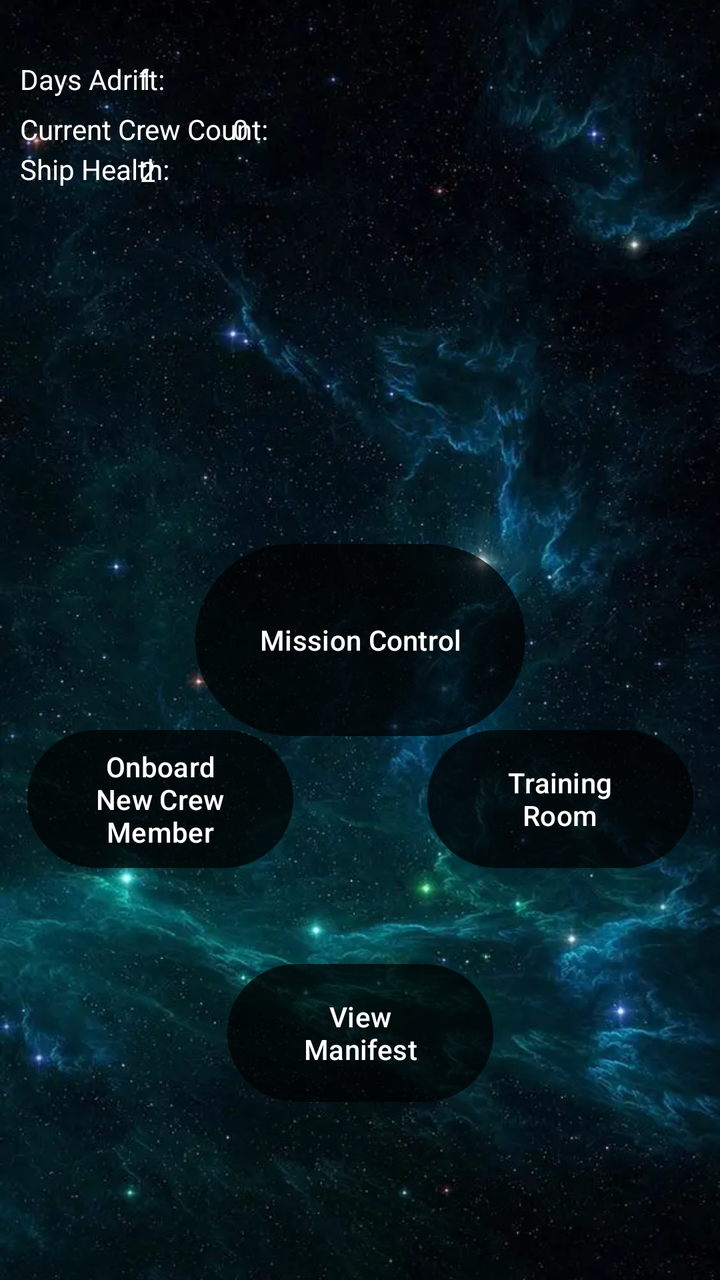
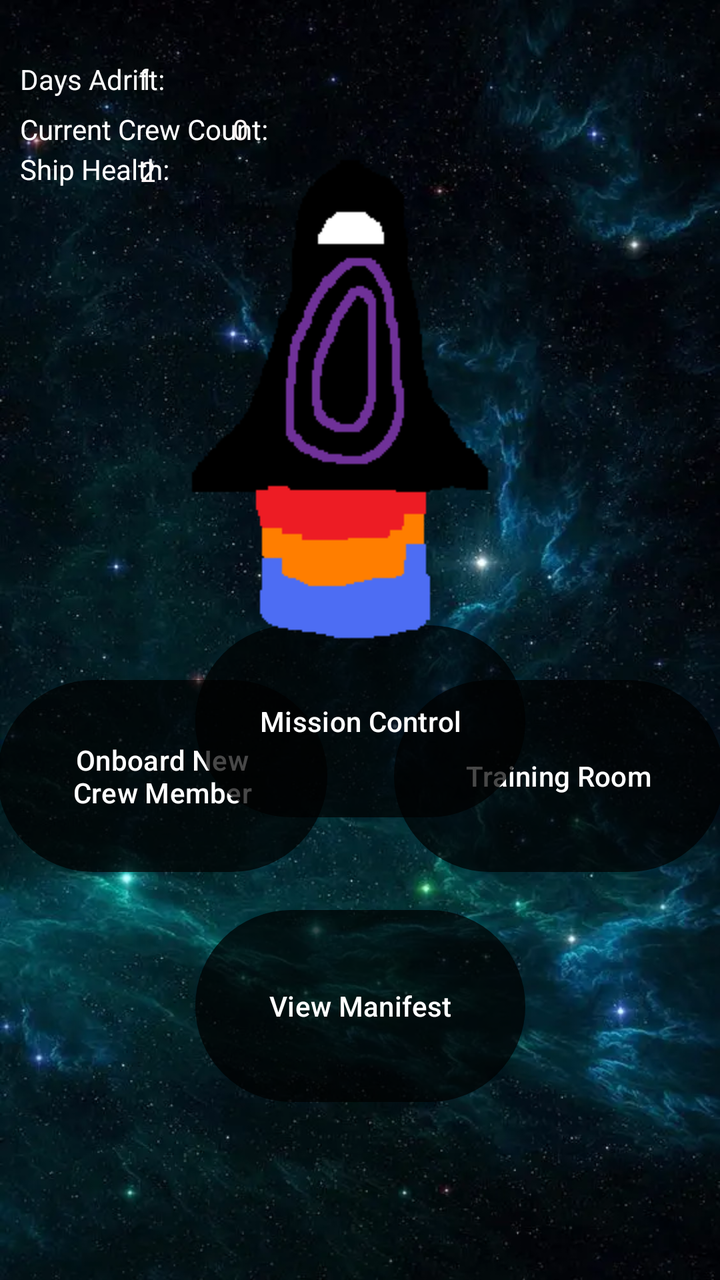

Screens rendered from an Android XML layout before and after an edit, with the pre-edit source and the edit as a unified diff.
<!-- AndroidManifest.xml: application theme Theme.PROJECT -->
<!-- res/layout/main_menu.xml -->
<?xml version="1.0" encoding="utf-8"?>
<androidx.constraintlayout.widget.ConstraintLayout xmlns:android="http://schemas.android.com/apk/res/android"
    xmlns:app="http://schemas.android.com/apk/res-auto"
    xmlns:tools="http://schemas.android.com/tools"
    android:layout_width="match_parent"
    android:layout_height="match_parent"
    android:background="@drawable/space_background">


    <TextView
        android:id="@+id/ship_health_number_text"
        android:layout_width="wrap_content"
        android:layout_height="wrap_content"
        android:layout_marginStart="-160dp"
        android:layout_marginTop="76dp"
        android:text="2"
        android:textColor="#F8F1F1"
        app:layout_constraintEnd_toEndOf="parent"
        app:layout_constraintHorizontal_bias="0.449"
        app:layout_constraintStart_toStartOf="parent"
        app:layout_constraintTop_toTopOf="parent" />

    <TextView
        android:id="@+id/ship_health_text"
        android:layout_width="wrap_content"
        android:layout_height="wrap_content"
        android:layout_marginStart="10dp"
        android:layout_marginTop="75dp"
        android:text="Ship Health:"
        android:textColor="#FFFFFF"
        app:layout_constraintStart_toStartOf="parent"
        app:layout_constraintTop_toTopOf="parent" />

    <Button
        android:id="@+id/onboard_crew_button"
        android:layout_width="133dp"
        android:layout_height="77dp"
        android:layout_marginEnd="200dp"
        android:layout_marginBottom="40dp"
        android:backgroundTint="#77000000"
        android:text="Onboard New Crew Member"
        app:layout_constraintBottom_toTopOf="@+id/passenger_manifest_button"
        app:layout_constraintEnd_toEndOf="parent"
        app:layout_constraintStart_toStartOf="parent" />

    <Button
        android:id="@+id/training_room_button"
        android:layout_width="133dp"
        android:layout_height="77dp"
        android:layout_marginStart="200dp"
        android:layout_marginBottom="40dp"
        android:backgroundTint="#78000000"
        android:text="Training Room"
        app:layout_constraintBottom_toTopOf="@+id/passenger_manifest_button"
        app:layout_constraintEnd_toEndOf="parent"
        app:layout_constraintStart_toStartOf="parent" />

    <Button
        android:id="@+id/passenger_manifest_button"
        android:layout_width="133dp"
        android:layout_height="77dp"
        android:layout_marginBottom="85dp"
        android:backgroundTint="#77000000"
        android:text="View Manifest"
        app:layout_constraintBottom_toBottomOf="parent"
        app:layout_constraintEnd_toEndOf="parent"
        app:layout_constraintStart_toStartOf="parent" />

    <Button
        android:id="@+id/mission_control_button"
        android:layout_width="165dp"
        android:layout_height="104dp"
        android:backgroundTint="#78000000"
        android:text="Mission Control"
        app:layout_constraintBottom_toBottomOf="parent"
        app:layout_constraintEnd_toEndOf="parent"
        app:layout_constraintStart_toStartOf="parent"
        app:layout_constraintTop_toTopOf="parent" />

    <TextView
        android:id="@+id/days_on_board_text"
        android:layout_width="wrap_content"
        android:layout_height="wrap_content"
        android:layout_marginStart="10dp"
        android:layout_marginTop="30dp"
        android:text="Days Adrift: "
        android:textColor="#FAFAFA"
        app:layout_constraintStart_toStartOf="parent"
        app:layout_constraintTop_toTopOf="parent" />

    <TextView
        android:id="@+id/days_adrift_number"
        android:layout_width="wrap_content"
        android:layout_height="wrap_content"
        android:layout_marginStart="-300dp"
        android:layout_marginTop="30dp"
        android:text="1"
        android:textColor="#F6F6F6"
        app:layout_constraintEnd_toEndOf="parent"
        app:layout_constraintStart_toEndOf="@+id/days_on_board_text"
        app:layout_constraintTop_toTopOf="parent" />

    <TextView
        android:id="@+id/current_crew_count_text"
        android:layout_width="wrap_content"
        android:layout_height="wrap_content"
        android:layout_marginStart="10dp"
        android:layout_marginTop="55dp"
        android:text="Current Crew Count:"
        android:textColor="#FFFFFF"
        app:layout_constraintStart_toStartOf="parent"
        app:layout_constraintTop_toTopOf="parent" />

    <TextView
        android:id="@+id/current_crew_count_number_text"
        android:layout_width="wrap_content"
        android:layout_height="wrap_content"
        android:layout_marginStart="-120dp"
        android:layout_marginTop="55dp"
        android:text="0"
        android:textColor="#F8F1F1"
        app:layout_constraintEnd_toEndOf="parent"
        app:layout_constraintStart_toStartOf="parent"
        app:layout_constraintTop_toTopOf="parent" />

</androidx.constraintlayout.widget.ConstraintLayout>
<!-- resources referenced by this layout -->
<resources>
  <!-- drawable space_background: webp bitmap (drawable, 55618 bytes) -->
  <style name="Theme.PROJECT" parent="Base.Theme.PROJECT" />
  <style name="Base.Theme.PROJECT" parent="Theme.Material3.DayNight.NoActionBar">
          
          
      </style>
</resources>

<!-- the commit's change to res/layout/main_menu.xml (unified diff, before → after) -->
@@ -33,32 +33,34 @@
 
     <Button
         android:id="@+id/onboard_crew_button"
-        android:layout_width="133dp"
-        android:layout_height="77dp"
+        android:layout_width="165dp"
+        android:layout_height="104dp"
         android:layout_marginEnd="200dp"
-        android:layout_marginBottom="40dp"
+        android:layout_marginBottom="200dp"
         android:backgroundTint="#77000000"
         android:text="Onboard New Crew Member"
-        app:layout_constraintBottom_toTopOf="@+id/passenger_manifest_button"
+        app:layout_constraintBottom_toBottomOf="parent"
         app:layout_constraintEnd_toEndOf="parent"
+        app:layout_constraintHorizontal_bias="0.347"
         app:layout_constraintStart_toStartOf="parent" />
 
     <Button
         android:id="@+id/training_room_button"
-        android:layout_width="133dp"
-        android:layout_height="77dp"
+        android:layout_width="165dp"
+        android:layout_height="104dp"
         android:layout_marginStart="200dp"
-        android:layout_marginBottom="40dp"
+        android:layout_marginBottom="200dp"
         android:backgroundTint="#78000000"
         android:text="Training Room"
-        app:layout_constraintBottom_toTopOf="@+id/passenger_manifest_button"
+        app:layout_constraintBottom_toBottomOf="parent"
         app:layout_constraintEnd_toEndOf="parent"
+        app:layout_constraintHorizontal_bias="0.652"
         app:layout_constraintStart_toStartOf="parent" />
 
     <Button
         android:id="@+id/passenger_manifest_button"
-        android:layout_width="133dp"
-        android:layout_height="77dp"
+        android:layout_width="165dp"
+        android:layout_height="104dp"
         android:layout_marginBottom="85dp"
         android:backgroundTint="#77000000"
         android:text="View Manifest"
@@ -70,12 +72,14 @@
         android:id="@+id/mission_control_button"
         android:layout_width="165dp"
         android:layout_height="104dp"
+        android:layout_marginBottom="20dp"
         android:backgroundTint="#78000000"
         android:text="Mission Control"
         app:layout_constraintBottom_toBottomOf="parent"
         app:layout_constraintEnd_toEndOf="parent"
         app:layout_constraintStart_toStartOf="parent"
-        app:layout_constraintTop_toTopOf="parent" />
+        app:layout_constraintTop_toTopOf="parent"
+        app:layout_constraintVertical_bias="0.598" />
 
     <TextView
         android:id="@+id/days_on_board_text"
@@ -123,4 +127,14 @@
         app:layout_constraintStart_toStartOf="parent"
         app:layout_constraintTop_toTopOf="parent" />
 
+    <ImageView
+        android:id="@+id/imageView2"
+        android:layout_width="wrap_content"
+        android:layout_height="wrap_content"
+        android:layout_marginTop="50dp"
+        app:layout_constraintEnd_toEndOf="parent"
+        app:layout_constraintStart_toStartOf="parent"
+        app:layout_constraintTop_toTopOf="parent"
+        app:srcCompat="@drawable/big_pixel_rocket" />
+
 </androidx.constraintlayout.widget.ConstraintLayout>
<!-- resource entries referenced after the edit -->
@@ -1,5 +1,6 @@
 <!-- resources referenced by this layout -->
 <resources>
+  <!-- drawable big_pixel_rocket: webp bitmap (drawable, 5081 bytes) -->
   <!-- drawable space_background: webp bitmap (drawable, 55618 bytes) -->
   <style name="Theme.PROJECT" parent="Base.Theme.PROJECT" />
   <style name="Base.Theme.PROJECT" parent="Theme.Material3.DayNight.NoActionBar">
